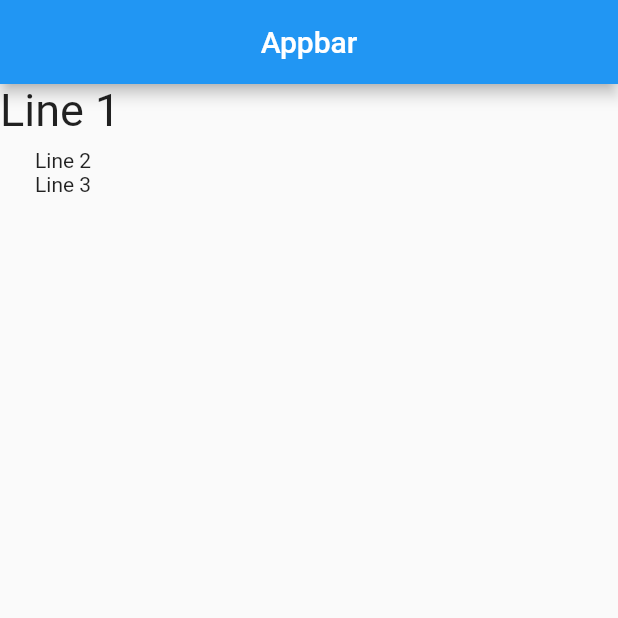
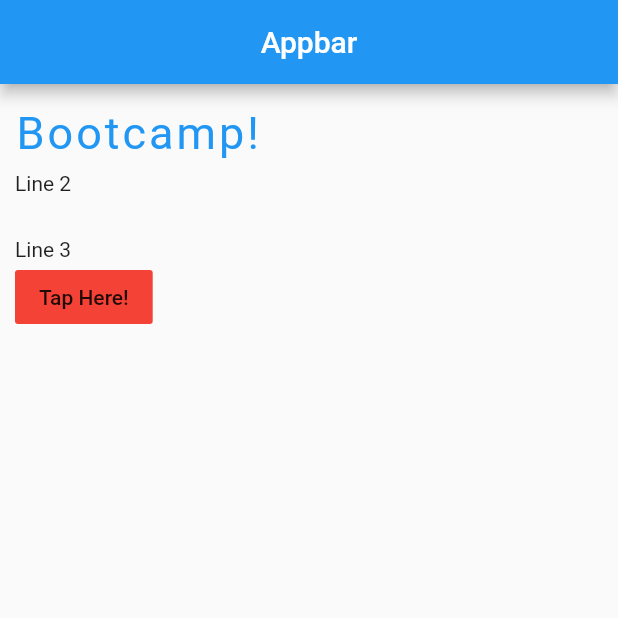
Before and after one commit to ImranSefat/Flutter_Bootcamp, a Flutter app: the screen it shows after launch, on a phone screen of 412 x 824 dp, the top half of it. Run offline on Flutter 3.47's test engine with Material 2 defaults, Android fonts, the phone set to English and light mode, and no system bars.

Commit message:
Update main.dart

```diff
--- a/bootcamp_day1/lib/main.dart
+++ b/bootcamp_day1/lib/main.dart
@@ -10,6 +10,7 @@ class Test extends StatefulWidget {
 }
 
 class _TestState extends State<Test> {
+  String name = "Bootcamp!";
   @override
   Widget build(BuildContext context) {
     return MaterialApp(
@@ -19,81 +20,40 @@ class _TestState extends State<Test> {
             title: Text("Appbar"),
             centerTitle: true,
           ),
-          body: Column(
+          body: Padding(
+            padding: const EdgeInsets.only(
+              top: 15.0,
+              left: 10,
+            ),
+            child: Column(
+              crossAxisAlignment: CrossAxisAlignment.start,
               children: [
                 Padding(
                   padding: const EdgeInsets.only(bottom: 8.0),
                   child: Text(
-                  "Line 1 ",
-                  style: TextStyle(fontSize: 30),
+                    name,
+                    style: TextStyle(
+                        fontSize: 30, letterSpacing: 2, color: Colors.blue),
                   ),
                 ),
                 Text("Line 2 "),
-              Text("Line 3 "),
+                Padding(
+                  padding: const EdgeInsets.only(top: 28.0),
+                  child: Text("Line 3 "),
+                ),
+                FlatButton(
+                  onPressed: () {
+                    print('Tapped');
+                    setState(() {
+                      name = "Something";
+                    });
+                  },
+                  child: Text("Tap Here!"),
+                  color: Colors.red,
+                )
               ],
+            ),
           )),
     );
   }
 }
-
-// class MyApp extends StatelessWidget {
-//   // This widget is the root of your application.
-//   @override
-//   Widget build(BuildContext context) {
-//     return MaterialApp(
-//       title: 'Flutter Demo',
-//       theme: ThemeData(
-//         primarySwatch: Colors.blue,
-//         visualDensity: VisualDensity.adaptivePlatformDensity,
-//       ),
-//       home: MyHomePage(title: 'Flutter Demo Home Page'),
-//     );
-//   }
-// }
-
-// class MyHomePage extends StatefulWidget {
-//   MyHomePage({Key key, this.title}) : super(key: key);
-
-//   final String title;
-
-//   @override
-//   _MyHomePageState createState() => _MyHomePageState();
-// }
-
-// class _MyHomePageState extends State<MyHomePage> {
-//   int _counter = 0;
-
-//   void _incrementCounter() {
-//     setState(() {
-//       _counter++;
-//     });
-//   }
-
-//   @override
-//   Widget build(BuildContext context) {
-//     return Scaffold(
-//       appBar: AppBar(
-//         title: Text(widget.title),
-//       ),
-//       body: Center(
-//         child: Column(
-//           mainAxisAlignment: MainAxisAlignment.center,
-//           children: <Widget>[
-//             Text(
-//               'You have pushed the button this many times:',
-//             ),
-//             Text(
-//               '$_counter',
-//               style: Theme.of(context).textTheme.headline4,
-//             ),
-//           ],
-//         ),
-//       ),
-//       floatingActionButton: FloatingActionButton(
-//         onPressed: _incrementCounter,
-//         tooltip: 'Increment',
-//         child: Icon(Icons.add),
-//       ), //
-//     );
-//   }
-// }
```
Lines whose indentation alone changed are shown as unchanged.
